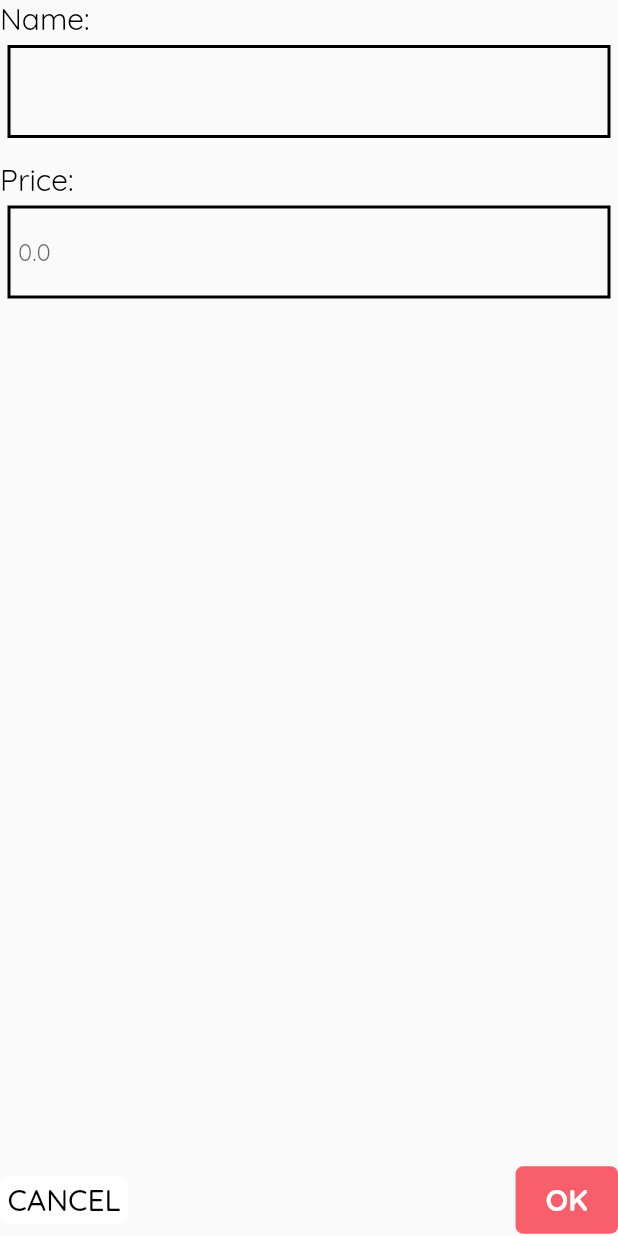
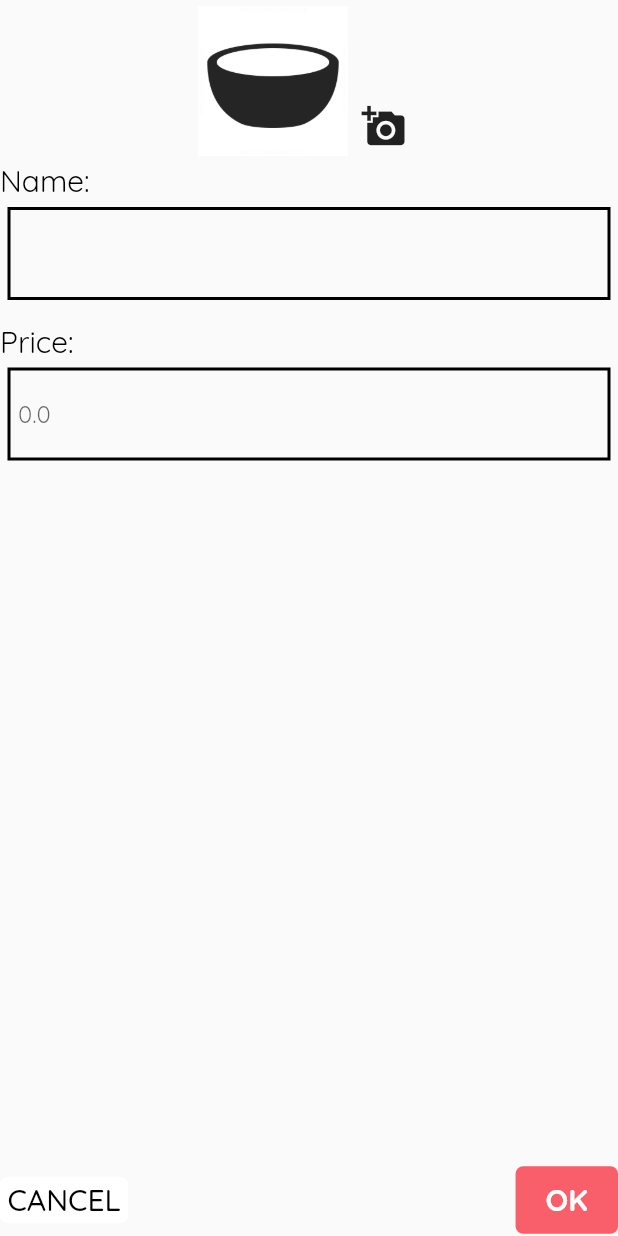
Before and after one commit to produdez/FoodCourtManagingApp, a Flutter app: the EditDishForm widget shown alone on an empty page, opened directly with empty values, on a phone screen of 412 x 824 dp. Run offline on Flutter 3.47's test engine with Material 2 defaults, Android fonts, the phone set to English and light mode, and no system bars; our stand-ins replace cloud_firestore, firebase_storage, fluttertoast, getflutter, image_picker; accounts and stored records are empty; network calls fail.

Commit message:
Image Upload Service: Added firebase STORAGE to the project
New feature allows for uploading and saving image to cloud, picking from device file.
Not very well implemented, need "manual refresh" to make picture shows.
Improvement later after other important features are done.

Added some fields in the Dish Model to handle image logic
Dish DB service provoke image upload service

```diff
--- a/lib/main.dart
+++ b/lib/main.dart
@@ -1,4 +1,4 @@
-import 'package:fcfoodcourt/views/vendorManager/MenuView/list_item_dish_view.dart';
+import 'package:fcfoodcourt/views/vendorManager/MenuView/item_dish_view.dart';
 import 'package:flutter/material.dart';
 
 import 'models/dish.dart';
@@ -22,7 +22,7 @@ void main() => runApp(MaterialApp(
       routes: {
         '/': (context) => Home(),
         '/DishMenuView': (context) => MenuView(),
-        '/ListItemViewTest': (context) => ListItemView(
+        '/ListItemViewTest': (context) => ItemDishView(
               dish: new Dish('French Fries', 30),
             ),
       },
--- a/lib/models/dish.dart
+++ b/lib/models/dish.dart
@@ -1,14 +1,18 @@
+import 'dart:io';
 class Dish {
   String id; // id is from database
   String name;
-  double
-      originPrice; //the original price before discount (not price) used in calculation
+  double originPrice; //the original price before discount (not price) used in calculation
   double discountPercentage; //discount
-  double realPrice; //real price due to discount
+  double realPrice;//real price due to discount
+  bool isOutOfOrder; //TODO: add to db
 
+
+  bool hasImage;
+  File imageFile;
   //normal constructor
   Dish(this.name, this.originPrice,
-      {this.discountPercentage = 0, this.realPrice, this.id = ""}) {
+      {this.discountPercentage = 0, this.realPrice, this.id = "", this.imageFile,this.hasImage = false}) {
     if (this.realPrice == null) this.realPrice = this.originPrice;
   }
 
@@ -19,5 +23,7 @@ class Dish {
     this.id = dish.id;
     this.discountPercentage = dish.discountPercentage;
     this.realPrice = dish.realPrice;
+    this.hasImage = dish.hasImage;
+    //do not copy imageFile
   }
 }
--- /dev/null
+++ b/lib/services/image_upload_service.dart
@@ -0,0 +1,64 @@
+import 'dart:async';
+import 'dart:io';
+
+import 'package:firebase_storage/firebase_storage.dart';
+import 'package:flutter/material.dart';
+import 'package:image_picker/image_picker.dart';
+import 'package:path/path.dart';
+/*
+This is the service that help to:
+-Pick image from device
+-Upload that image to cloud
+-Save the cloud image's url on upload
+ */
+class ImageUploadService {
+  StorageUploadTask uploadTask;
+
+  Future<File> getImageFromImagePicker() async { //picking an image from the gallery
+    // ignore: deprecated_member_use
+    File image = await ImagePicker.pickImage(source: ImageSource.gallery);
+    print('Image Path $image');
+    return image;
+  }
+  Future<String> uploadPic(File image, String id) async { //upload the currently held image to the cloud
+    //the image would be chose from imagePicker, other wise the image file is empty and will not upload
+    String fileName = basename(id);
+    StorageReference firebaseStorageRef =
+        FirebaseStorage.instance.ref().child(fileName);
+    StorageUploadTask uploadTask = firebaseStorageRef.putFile(image);
+     return (await (await uploadTask.onComplete).ref.getDownloadURL()).toString();
+  }
+
+  Future<String> getURL(String nameID) async { //get the url of a image on storage from it's name
+    //this function works but, the result when url is not found is unexpected
+    StorageReference imageStorageReference =
+        FirebaseStorage.instance.ref().child(nameID);
+    String imageURL = (await imageStorageReference.getDownloadURL()).toString();
+    return imageURL;
+  }
+
+  Future<Widget> getImageFromCloud(BuildContext context, String imageName) async { // Get the image widget from it's name on the cloud
+    //currently, the image is an URL, which is slow and get reset when scrolling (not very good)
+    //TODO: maybe find a way to get a file from the storage so that the dish can keep that data offline and not refresh (stream?)
+    Image m;
+    await loadImage(imageName).then((downloadUrl) async {
+      m = Image.network(
+        downloadUrl.toString(),
+        fit: BoxFit.fill,
+        key: ValueKey(downloadUrl.toString())
+      );
+    });
+    return m;
+  }
+
+  Future<dynamic> loadImage( String imageName) async { //load image info from cloud
+    return await FirebaseStorage.instance.ref().child(imageName).getDownloadURL();
+  }
+
+  Future removeImageFromStorage(String imageName) async {
+    var imageRef = FirebaseStorage.instance.ref().child(imageName);
+    return await imageRef.delete();
+  }
+
+
+}
--- a/lib/views/vendorManager/MenuView/dish_list_view.dart
+++ b/lib/views/vendorManager/MenuView/dish_list_view.dart
@@ -1,6 +1,6 @@
 import 'package:fcfoodcourt/models/dish.dart';
 import 'package:fcfoodcourt/services/dish_db_service.dart';
-import 'package:fcfoodcourt/views/vendorManager/MenuView/list_item_dish_view.dart';
+import 'package:fcfoodcourt/views/vendorManager/MenuView/item_dish_view.dart';
 import 'package:fcfoodcourt/views/vendorManager/MenuView/popUpForms/confirmation_view.dart';
 import 'package:fcfoodcourt/views/vendorManager/MenuView/popUpForms/discount_dish_view.dart';
 import 'package:fcfoodcourt/views/vendorManager/MenuView/popUpForms/edit_dish_view.dart';
@@ -20,10 +20,11 @@ class _DishListViewState extends State<DishListView> {
   @override
   Widget build(BuildContext context) {
     final List<Dish> dishList = Provider.of<List<Dish>>(context);
+
     return ListView.builder(
       itemCount: dishList.length,
       itemBuilder: (context, index) {
-        return ListItemView(
+        return ItemDishView(
           dish: dishList[index],
           onRemoveSelected: () {
             //Remove chosen, ask user for confirmation and remove in DB if confirmed
--- a/lib/views/vendorManager/MenuView/popUpForms/edit_dish_view.dart
+++ b/lib/views/vendorManager/MenuView/popUpForms/edit_dish_view.dart
@@ -1,8 +1,13 @@
+import 'dart:io';
+
 import 'package:fcfoodcourt/models/dish.dart';
+import 'package:fcfoodcourt/services/image_upload_service.dart';
 import 'package:flutter/material.dart';
+import 'package:getflutter/components/avatar/gf_avatar.dart';
+import 'package:getflutter/shape/gf_avatar_shape.dart';
 
 import 'confirmation_view.dart';
-
+//TODO: find a way to notify view and update when storage is updated
 /*
 A form that shows edit.
 The function createEditView returns a Future<Dish>
@@ -19,16 +24,21 @@ class EditDishForm extends StatefulWidget {
 
 class _EditDishFormState extends State<EditDishForm> {
   String name;
-
   double price;
+  String imageName;
+  ImageUploadService _imageUploadService = ImageUploadService();
+  File _image;
+  bool hasImage;
 
   @override
   void initState() {
     name = widget.dish.name;
     price = widget.dish.originPrice;
+    imageName = widget.dish.id;
+    hasImage = widget.dish.hasImage;
     super.initState();
   }
-
+//TODO: add image picker,... after implementing better way to use image
   @override
   Widget build(BuildContext context) {
     return Container(
@@ -37,6 +47,38 @@ class _EditDishFormState extends State<EditDishForm> {
         mainAxisAlignment: MainAxisAlignment.start,
         crossAxisAlignment: CrossAxisAlignment.start,
         children: <Widget>[
+          Row(
+            mainAxisAlignment: MainAxisAlignment.center,
+            children: <Widget>[
+              GFAvatar(
+                shape: GFAvatarShape.square,
+                radius: 50,
+                backgroundColor: Colors.white,
+                child: ClipRect(
+                  child: new SizedBox(
+                    width: 100.0,
+                    height: 100.0,
+                    child: showImage(context),
+                  ),
+                ),
+              ),
+              Padding(
+                padding: EdgeInsets.only(top: 60.0),
+                child: IconButton(
+                  icon: Icon(
+                    Icons.add_a_photo,
+                    size: 30.0,
+                  ),
+                  onPressed: () async {
+                    File returnImage = await _imageUploadService.getImageFromImagePicker();
+                    setState(() {
+                      _image = returnImage;
+                    });
+                  },
+                ),
+              ),
+            ],
+          ),
           Text(
             'Name:',
             style: TextStyle(
@@ -122,7 +164,8 @@ class _EditDishFormState extends State<EditDishForm> {
                 onPressed: () {
                   createConfirmationView(context).then((onValue) {
                     if (onValue == true) {
-                      Navigator.of(context).pop(new Dish(name, price));
+                      hasImage = _image !=null? true : false;
+                      Navigator.of(context).pop(new Dish(name, price,imageFile: _image,hasImage: hasImage));
                     }
                   });
                 },
@@ -131,6 +174,40 @@ class _EditDishFormState extends State<EditDishForm> {
           ),
         ],
       ),
+    );
+  }
+  Widget showImage(BuildContext context){
+    return  FutureBuilder(
+      future: ImageUploadService().getImageFromCloud(context, imageName),
+      builder: (context, snapshot) {
+        if(_image != null){
+          return Container(
+              height: MediaQuery.of(context).size.height /
+                  1.25,
+              width: MediaQuery.of(context).size.width /
+                  1.25,
+              child: Image.file(_image, fit: BoxFit.fill,));
+        }
+        if(hasImage==false || snapshot.connectionState == ConnectionState.waiting){
+          return Container(
+              height: MediaQuery.of(context).size.height /
+                  1.25,
+              width: MediaQuery.of(context).size.width /
+                  1.25,
+              child: Image.asset("assets/bowl.png", fit: BoxFit.fill,));
+        }
+        if (snapshot.connectionState == ConnectionState.done) //image is found
+          return Container(
+            height:
+            MediaQuery.of(context).size.height,
+            width:
+            MediaQuery.of(context).size.width,
+            child: snapshot.data,
+            //TODO: future builder will keep refreshing while scrolling, find a way to keep data offline and use a stream to watch changes instead.
+          );
+        return Container();
+
+      },
     );
   }
 }
--- a/pubspec.yaml
+++ b/pubspec.yaml
@@ -23,6 +23,9 @@ dependencies:
   firebase_auth: ^0.14.0+5
   cloud_firestore: ^0.12.9+4
   provider: ^3.1.0
+  firebase_storage: ^3.1.1
+  image_picker: ^0.6.3+1
+  firebase_core: ^0.4.0+9
   # The following adds the Cupertino Icons font to your application.
   # Use with the CupertinoIcons class for iOS style icons.
   cupertino_icons: ^0.1.2
@@ -56,7 +59,8 @@ flutter:
     - assets/8.jpg
     - assets/9.jpg
     - assets/10.jpg
-
+    - assets/bowl.png
+    - assets/noDish.jpg
   # An image asset can refer to one or more resolution-specific "variants", see
   # https://flutter.dev/assets-and-images/#resolution-aware.
 
```
Also changed, not shown: lib/services/dish_db_service.dart (+8 -15 lines), lib/views/vendorManager/MenuView/item_dish_view.dart (renamed from lib/views/vendorManager/MenuView/list_item_dish_view.dart, +34 -7 lines), lib/views/vendorManager/MenuView/popUpForms/new_dish_view.dart (+47 -4 lines), assets/bowl.png (added), assets/noDish.jpg (added), assets/noDishImage.png (added), pubspec.lock.
